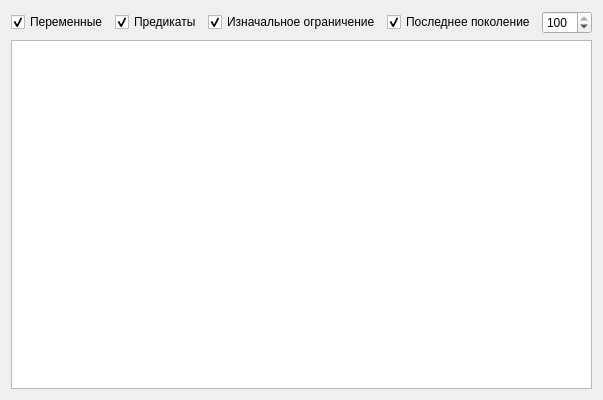
This is Masters_thesis_2/viewer.ui in MrBenomos/Masters_thesis_2 as Qt 5 draws it before an edit. The edited form follows.
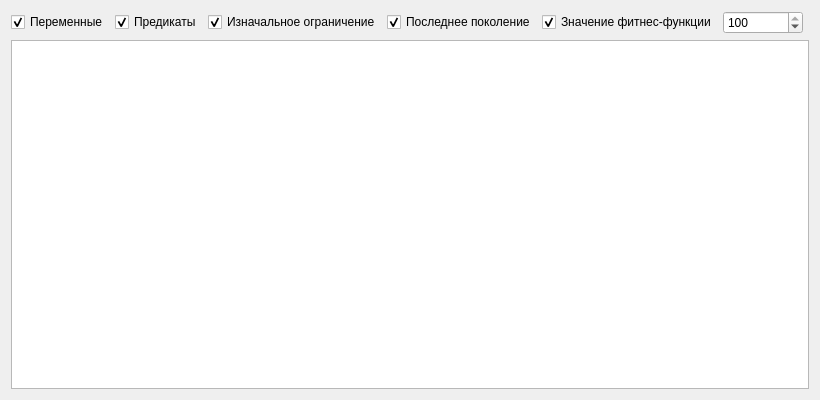
This is the edited form.

```diff
--- a/Masters_thesis_2/viewer.ui
+++ b/Masters_thesis_2/viewer.ui
@@ -6,7 +6,7 @@
    <rect>
     <x>0</x>
     <y>0</y>
-    <width>600</width>
+    <width>820</width>
     <height>400</height>
    </rect>
   </property>
@@ -68,6 +68,16 @@
        </property>
       </widget>
      </item>
+     <item>
+      <widget class="QCheckBox" name="cbFitness">
+       <property name="text">
+        <string>Значение фитнес-функции</string>
+       </property>
+       <property name="checked">
+        <bool>true</bool>
+       </property>
+      </widget>
+     </item>
      <item>
       <widget class="QSpinBox" name="sbCountGeneration">
        <property name="enabled">
@@ -75,7 +85,7 @@
        </property>
        <property name="minimumSize">
         <size>
-         <width>50</width>
+         <width>80</width>
          <height>0</height>
         </size>
        </property>
```
Left out of the diff: 2 changed lines with no effect on the pictures.
